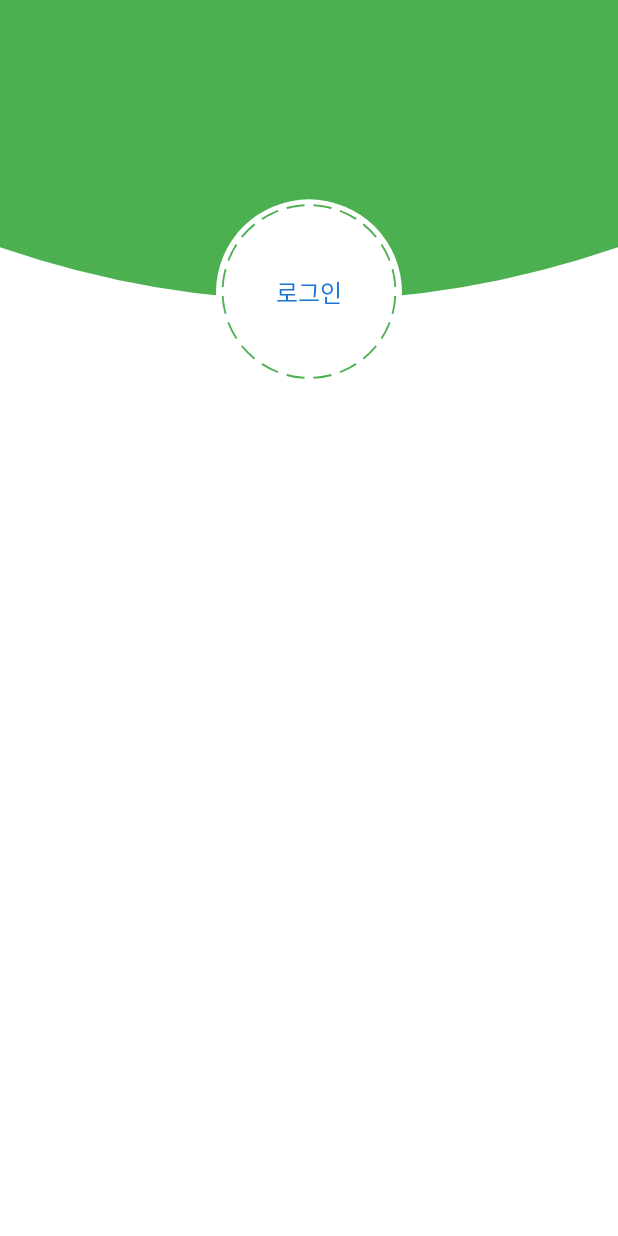
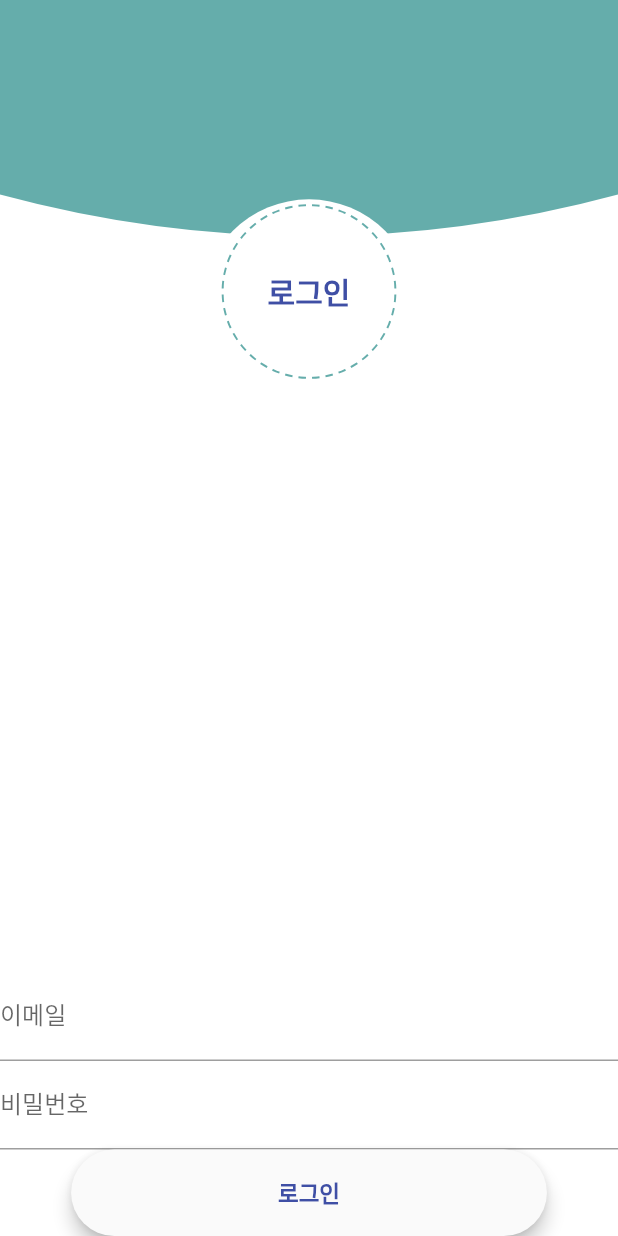
Before and after one commit to baeharam/Privacy-of-Animal, a Flutter app: the LoginScreen screen opened by its route, on a phone screen of 412 x 824 dp. Run offline on Flutter 3.47's test engine with Material 2 defaults, Android fonts, the phone set to English and light mode, and no system bars; our stand-ins replace firebase_auth, rxdart, sqflite; accounts and stored records are empty; Roboto replaces fonts that are missing (NanumGothic).

Commit message:
Add login bloc
Signed-off-by: bae haram <gkfkagkfka12@naver.com>

```diff
--- /dev/null
+++ b/lib/logics/form/email_validator.dart
@@ -0,0 +1,16 @@
+import 'dart:async';
+
+const String _kEmailRule = r"^[a-zA-Z0-9_.+-]+@[a-zA-Z0-9-]+\.[a-zA-Z0-9-.]+$";
+
+class EmailValidator {
+  final StreamTransformer<String,String> validateEmail =
+      StreamTransformer<String,String>.fromHandlers(handleData: (email, sink){
+        final RegExp emailExp = new RegExp(_kEmailRule);
+
+        if (!emailExp.hasMatch(email) || email.isEmpty){
+          sink.addError('유효한 이메일을 입력하세요.');
+        } else {
+          sink.add(email);
+        }
+      });
+}
--- /dev/null
+++ b/lib/logics/form/login_bloc.dart
@@ -0,0 +1,24 @@
+import 'package:privacy_of_animal/bloc_helpers/bloc_provider.dart';
+import 'package:privacy_of_animal/logics/form/email_validator.dart';
+import 'package:privacy_of_animal/logics/form/password_validator.dart';
+import 'package:rxdart/rxdart.dart';
+
+class LoginBloc extends Object with EmailValidator, PasswordValidator implements BlocBase {
+
+  final BehaviorSubject<String> _emailController = BehaviorSubject<String>();
+  final BehaviorSubject<String> _passwordController = BehaviorSubject<String>();
+
+  Function(String) get onEmailChanged => _emailController.sink.add;
+  Function(String) get onPasswordChanged => _passwordController.sink.add;
+
+  Stream<String> get email => _emailController.stream.transform(validateEmail);
+  Stream<String> get password => _passwordController.stream.transform(validatePassword);
+
+  Stream<bool> get loginValid => Observable.combineLatest2(email, password, (e,p) => true);
+
+  @override
+  void dispose() {
+    _emailController.close();
+    _passwordController.close();
+  }
+}
--- /dev/null
+++ b/lib/logics/form/password_validator.dart
@@ -0,0 +1,14 @@
+import 'dart:async';
+
+class PasswordValidator {
+  final StreamTransformer<String,String> validatePassword =
+      StreamTransformer<String,String>.fromHandlers(handleData: (password, sink){
+        if (password.length==0){
+          sink.addError('비밀번호를 입력하세요.');
+        } else if(password.length<6){
+          sink.addError('비밀번호는 6자리 이상입니다.');
+        } else {
+          sink.add(password);
+        }
+      });
+}
--- a/lib/resources/colors.dart
+++ b/lib/resources/colors.dart
@@ -7,3 +7,7 @@ const Color introBackgroundColor3 = Color(0xFF3F4FA5);
 const Color introLoginButtonColor = Color(0xFFFFE5A8);
 const Color introSignUpButtonColor = Color(0xFFFBF8F8);
 const Color introButtonTextColor = Color(0xFF3F4FA5);
+
+// LoginScreen
+const Color loginBackgroundColor = Color(0xFF65ADAB);
+const Color loginTextColor = Color(0xFF3F4FA5);
--- a/lib/resources/constants.dart
+++ b/lib/resources/constants.dart
@@ -1,2 +1,2 @@
 const double dashedCircleRadius = 57.0;
-final double dashedBackgroundCircleDiameter = dashedCircleRadius*2+10.0;
+final double dashedBackgroundCircleDiameter = dashedCircleRadius*2+30.0;
--- a/lib/screen/login_screen.dart
+++ b/lib/screen/login_screen.dart
@@ -1,6 +1,9 @@
 import 'package:flutter/material.dart';
+import 'package:privacy_of_animal/logics/form/login_bloc.dart';
 import 'package:privacy_of_animal/resources/constants.dart';
+import 'package:privacy_of_animal/resources/colors.dart';
 import 'package:privacy_of_animal/widgets/dashed_circle.dart';
+import 'package:privacy_of_animal/widgets/initial_button.dart';
 
 class LoginScreen extends StatefulWidget {
   @override
@@ -13,6 +16,7 @@ class _LoginScreenState extends State<LoginScreen> {
 
     final double width = MediaQuery.of(context).size.width;
     final double height = MediaQuery.of(context).size.height;
+    final LoginBloc bloc = LoginBloc();
 
     return Scaffold(
       backgroundColor: Colors.white,
@@ -23,7 +27,7 @@ class _LoginScreenState extends State<LoginScreen> {
               children: <Widget>[
                 ClipPath(
                   child: Container(
-                    color: Colors.green,
+                    color: loginBackgroundColor,
                   ),
                   clipper: LoginBackgroundClipper(),
                 ),
@@ -44,13 +48,65 @@ class _LoginScreenState extends State<LoginScreen> {
                   top: height/6,
                   child: DashedCircle(
                     child: CircleAvatar(
-                      child: Text('로그인'),
+                      child: Text(
+                        '로그인',
+                        style: TextStyle(
+                          color: loginTextColor,
+                          fontWeight: FontWeight.bold,
+                          fontSize: 20.0
+                        )
+                      ),
                       radius: dashedCircleRadius,
                       backgroundColor: Colors.white,
                     ),
-                    color: Colors.green,
+                    gapSize: 7,
+                    dashes: 40,
+                    color: loginBackgroundColor,
                   ),
                 ),
+              ],
+            ),
+          ),
+          Form(
+            child: Column(
+              children: <Widget>[
+                StreamBuilder<String>(
+                  stream: bloc.email,
+                  builder: (BuildContext context, AsyncSnapshot<String> snapshot){
+                    return TextField(
+                      decoration: InputDecoration(
+                        labelText: '이메일',
+                        errorText: snapshot.error
+                      ),
+                      onChanged: bloc.onEmailChanged,
+                      keyboardType: TextInputType.emailAddress,
+                    );
+                  },
+                ),
+                StreamBuilder<String>(
+                  stream: bloc.password,
+                  builder: (BuildContext context, AsyncSnapshot<String> snapshot){
+                    return TextField(
+                      decoration: InputDecoration(
+                        labelText: '비밀번호',
+                        errorText: snapshot.error
+                      ),
+                      onChanged: bloc.onPasswordChanged,
+                      obscureText: true,
+                      keyboardType: TextInputType.emailAddress,
+                    );
+                  },
+                ),
+                StreamBuilder<bool>(
+                  stream: bloc.loginValid,
+                  builder: (BuildContext context, AsyncSnapshot<bool> snapshot){
+                    return InitialButton(
+                      text: '로그인',
+                      color: introLoginButtonColor,
+                      callback: (snapshot.hasData && snapshot.data==true) ? (){} : null,
+                    );
+                  },
+                )
               ],
             ),
           )
--- /dev/null
+++ b/lib/widgets/initial_button.dart
@@ -0,0 +1,45 @@
+import 'package:flutter/material.dart';
+import 'package:privacy_of_animal/resources/colors.dart';
+
+class InitialButton extends StatefulWidget {
+  final String text;
+  final Color color;
+  final Function callback;
+
+  InitialButton({
+    this.text,
+    this.color,
+    this.callback
+  });
+
+  @override
+  InitialButtonState createState() {
+    return new InitialButtonState();
+  }
+}
+
+class InitialButtonState extends State<InitialButton> {
+  @override
+  Widget build(BuildContext context) {
+    return Material(
+      clipBehavior: Clip.antiAlias,
+      borderRadius: BorderRadius.circular(30.0),
+      elevation: 5.0,
+      child: MaterialButton(
+        minWidth: MediaQuery.of(context).size.width*0.77,
+        height: MediaQuery.of(context).size.height*0.07,
+        color: widget.color,
+        splashColor: Colors.transparent,
+        onPressed: widget.callback,
+        child: Text(
+          widget.text,
+          style: TextStyle(
+            color: introButtonTextColor,
+            fontWeight: FontWeight.bold,
+            fontSize: 15.0
+          ),
+        ),
+      ),
+    );
+  }
+}
```
Also changed, not shown: lib/screen/intro_screen.dart (+11 -25 lines).
